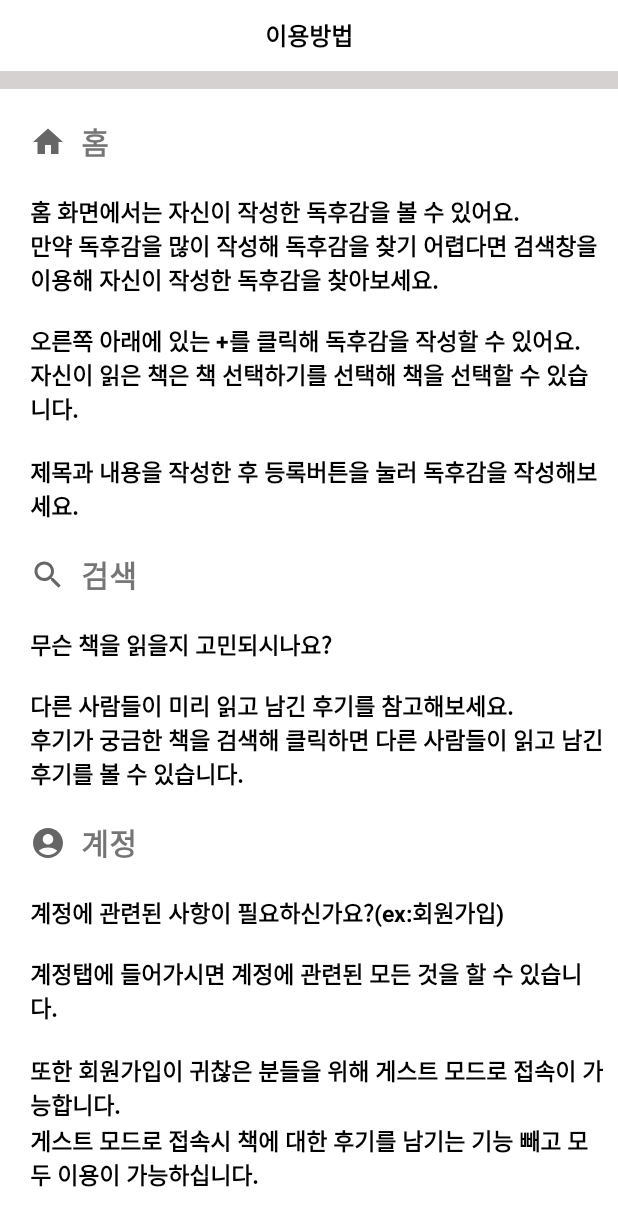
After one commit to JoungSangJun/BookReport, an Android app built with Jetpack Compose: the AppGuideActivity screen opened directly, with no data from a screen before it, on a phone screen of 412 x 824 dp. The commit adds this screen. Shown: the top 1226 px of the screen. Run offline under Robolectric (Android 15) with nearby library versions, the phone set to English and light mode, and no system bars.

Commit message:
feat : AppGuideUi Add
앱 사용법 ui 생성 및 마이페이지에서 도움말 클릭시 앱 사용법 액티비티로 화면전환

```diff
--- a/app/src/main/AndroidManifest.xml
+++ b/app/src/main/AndroidManifest.xml
@@ -11,6 +11,9 @@
         android:supportsRtl="true"
         android:theme="@style/Theme.BookReport"
         tools:targetApi="31">
+        <activity
+            android:name=".AppGuideActivity"
+            android:exported="false" />
         <activity
             android:name=".AppInfoActivity"
             android:exported="false" />
--- a/app/src/main/java/kr/baekseok/bookreport/AccountFragment.kt
+++ b/app/src/main/java/kr/baekseok/bookreport/AccountFragment.kt
@@ -22,28 +22,34 @@ class AccountFragment : Fragment() {
         btnRegister()
         btnResetPw()
         btnAppInfo()
-
+        btnAppGuide()
 
         return aBinding.root
     }
 
-    fun btnRegister() {
+    private fun btnRegister() {
         aBinding.btnRegister.setOnClickListener {
             startActivity(Intent(activity, LoginActivity::class.java))
         }
     }
 
-    fun btnResetPw() {
-        aBinding.btnResetPw.setOnClickListener {
+    private fun btnResetPw() {
+        aBinding.txResetPw.setOnClickListener {
             startActivity(Intent(activity, PasswordResetActivity::class.java))
         }
     }
 
-    fun btnAppInfo() {
+    private fun btnAppInfo() {
         aBinding.txAppInfo.setOnClickListener {
             startActivity(Intent(activity, AppInfoActivity::class.java))
         }
     }
 
+    private fun btnAppGuide() {
+        aBinding.txGuide.setOnClickListener {
+            startActivity(Intent(activity, AppGuideActivity::class.java))
+        }
+    }
+
 
 }
--- /dev/null
+++ b/app/src/main/java/kr/baekseok/bookreport/AppGuideActivity.kt
@@ -0,0 +1,11 @@
+package kr.baekseok.bookreport
+
+import androidx.appcompat.app.AppCompatActivity
+import android.os.Bundle
+
+class AppGuideActivity : AppCompatActivity() {
+    override fun onCreate(savedInstanceState: Bundle?) {
+        super.onCreate(savedInstanceState)
+        setContentView(R.layout.activity_app_guide)
+    }
+}
--- /dev/null
+++ b/app/src/main/res/layout/activity_app_guide.xml
@@ -0,0 +1,245 @@
+<?xml version="1.0" encoding="utf-8"?>
+<androidx.constraintlayout.widget.ConstraintLayout xmlns:android="http://schemas.android.com/apk/res/android"
+    xmlns:app="http://schemas.android.com/apk/res-auto"
+    xmlns:tools="http://schemas.android.com/tools"
+    android:layout_width="match_parent"
+    android:layout_height="match_parent"
+    tools:context=".AppGuideActivity">
+
+    <androidx.constraintlayout.widget.ConstraintLayout
+        android:id="@+id/constraintLayout1"
+        android:layout_width="match_parent"
+        android:layout_height="wrap_content"
+        app:layout_constraintEnd_toEndOf="parent"
+        app:layout_constraintStart_toStartOf="parent"
+        app:layout_constraintTop_toTopOf="parent">
+
+        <androidx.appcompat.widget.Toolbar
+            android:id="@+id/toolbar"
+            android:layout_width="match_parent"
+            android:layout_height="47dp"
+            android:background="@color/white"
+            app:contentInsetStart="0dp"
+            app:layout_constraintBottom_toBottomOf="parent"
+            app:layout_constraintEnd_toEndOf="parent"
+            app:layout_constraintStart_toStartOf="parent"
+            app:layout_constraintTop_toTopOf="parent"
+            tools:ignore="MissingConstraints">
+
+            <TextView
+                android:layout_width="wrap_content"
+                android:layout_height="match_parent"
+                android:layout_gravity="center"
+                android:gravity="center"
+                android:text="@string/tx_app_guide"
+                android:textColor="@color/black"
+                android:textSize="16sp"
+                android:textStyle="bold" />
+        </androidx.appcompat.widget.Toolbar>
+
+    </androidx.constraintlayout.widget.ConstraintLayout>
+
+    <androidx.constraintlayout.widget.ConstraintLayout
+        android:id="@+id/constraintLayout2"
+        android:layout_width="0dp"
+        android:layout_height="wrap_content"
+        app:layout_constraintEnd_toEndOf="parent"
+        app:layout_constraintStart_toStartOf="parent"
+        app:layout_constraintTop_toBottomOf="@+id/constraintLayout1">
+
+        <androidx.appcompat.widget.LinearLayoutCompat
+            android:id="@+id/space"
+            android:layout_width="match_parent"
+            android:layout_height="12dp"
+            android:background="#D6D1D1"
+            app:layout_constraintBottom_toBottomOf="parent"
+            app:layout_constraintEnd_toEndOf="parent"
+            app:layout_constraintStart_toStartOf="parent"
+            app:layout_constraintTop_toTopOf="parent">
+
+        </androidx.appcompat.widget.LinearLayoutCompat>
+
+
+    </androidx.constraintlayout.widget.ConstraintLayout>
+
+    <androidx.constraintlayout.widget.ConstraintLayout
+        android:id="@+id/constraintLayout3"
+        android:layout_width="match_parent"
+        android:layout_height="wrap_content"
+        android:layout_marginStart="20dp"
+        android:layout_marginTop="20dp"
+        app:layout_constraintEnd_toEndOf="parent"
+        app:layout_constraintStart_toStartOf="parent"
+        app:layout_constraintTop_toBottomOf="@id/constraintLayout2">
+
+        <ImageView
+            android:id="@+id/img_home_icon"
+            android:layout_width="wrap_content"
+            android:layout_height="wrap_content"
+            android:src="@drawable/baseline_home_24"
+            app:layout_constraintBottom_toBottomOf="parent"
+            app:layout_constraintEnd_toStartOf="@+id/tx_home1"
+            app:layout_constraintStart_toStartOf="parent"
+            app:layout_constraintTop_toTopOf="parent" />
+
+        <TextView
+            android:id="@+id/tx_home1"
+            android:layout_width="0dp"
+            android:layout_height="wrap_content"
+            android:layout_marginLeft="10dp"
+            android:text="@string/tx_home"
+            android:textSize="20sp"
+            android:textStyle="bold"
+            app:layout_constraintBottom_toBottomOf="parent"
+            app:layout_constraintEnd_toEndOf="parent"
+            app:layout_constraintStart_toEndOf="@+id/img_home_icon"
+            app:layout_constraintTop_toTopOf="parent" />
+
+    </androidx.constraintlayout.widget.ConstraintLayout>
+
+    <androidx.constraintlayout.widget.ConstraintLayout
+        android:id="@+id/constraintLayout4"
+        android:layout_width="match_parent"
+        android:layout_height="wrap_content"
+        android:layout_marginStart="20dp"
+        android:layout_marginTop="20dp"
+        android:layout_marginEnd="10dp"
+        app:layout_constraintEnd_toEndOf="parent"
+        app:layout_constraintStart_toStartOf="parent"
+        app:layout_constraintTop_toBottomOf="@id/constraintLayout3">
+
+        <TextView
+            android:layout_width="match_parent"
+            android:layout_height="wrap_content"
+            android:text="@string/tx_home_guide_content"
+            android:textColor="@color/black"
+            android:textSize="15sp"
+            android:textStyle="bold"
+            app:layout_constraintBottom_toBottomOf="parent"
+            app:layout_constraintEnd_toEndOf="parent"
+            app:layout_constraintStart_toStartOf="parent"
+            app:layout_constraintTop_toTopOf="parent" />
+
+    </androidx.constraintlayout.widget.ConstraintLayout>
+
+    <androidx.constraintlayout.widget.ConstraintLayout
+        android:id="@+id/constraintLayout5"
+        android:layout_width="match_parent"
+        android:layout_height="wrap_content"
+        android:layout_marginStart="20dp"
+        android:layout_marginTop="20dp"
+        app:layout_constraintEnd_toEndOf="parent"
+        app:layout_constraintStart_toStartOf="parent"
+        app:layout_constraintTop_toBottomOf="@id/constraintLayout4">
+
+        <ImageView
+            android:id="@+id/img_search_icon"
+            android:layout_width="wrap_content"
+            android:layout_height="wrap_content"
+            android:src="@drawable/baseline_search_24"
+            app:layout_constraintBottom_toBottomOf="parent"
+            app:layout_constraintEnd_toStartOf="@+id/tx_search"
+            app:layout_constraintStart_toStartOf="parent"
+            app:layout_constraintTop_toTopOf="parent" />
+
+        <TextView
+            android:id="@+id/tx_search"
+            android:layout_width="0dp"
+            android:layout_height="wrap_content"
+            android:layout_marginLeft="10dp"
+            android:text="@string/tx_search"
+            android:textSize="20sp"
+            android:textStyle="bold"
+            app:layout_constraintBottom_toBottomOf="parent"
+            app:layout_constraintEnd_toEndOf="parent"
+            app:layout_constraintStart_toEndOf="@+id/img_search_icon"
+            app:layout_constraintTop_toTopOf="parent" />
+
+    </androidx.constraintlayout.widget.ConstraintLayout>
+
+    <androidx.constraintlayout.widget.ConstraintLayout
+        android:id="@+id/constraintLayout6"
+        android:layout_width="match_parent"
+        android:layout_height="wrap_content"
+        android:layout_marginStart="20dp"
+        android:layout_marginTop="20dp"
+        android:layout_marginEnd="10dp"
+        app:layout_constraintEnd_toEndOf="parent"
+        app:layout_constraintStart_toStartOf="parent"
+        app:layout_constraintTop_toBottomOf="@id/constraintLayout5">
+
+        <TextView
+            android:layout_width="match_parent"
+            android:layout_height="wrap_content"
+            android:text="@string/tx_search_guide_content"
+            android:textColor="@color/black"
+            android:textSize="15sp"
+            android:textStyle="bold"
+            app:layout_constraintBottom_toBottomOf="parent"
+            app:layout_constraintEnd_toEndOf="parent"
+            app:layout_constraintStart_toStartOf="parent"
+            app:layout_constraintTop_toTopOf="parent" />
+
+    </androidx.constraintlayout.widget.ConstraintLayout>
+
+    <androidx.constraintlayout.widget.ConstraintLayout
+        android:id="@+id/constraintLayout7"
+        android:layout_width="match_parent"
+        android:layout_height="wrap_content"
+        android:layout_marginStart="20dp"
+        android:layout_marginTop="20dp"
+        app:layout_constraintEnd_toEndOf="parent"
+        app:layout_constraintStart_toStartOf="parent"
+        app:layout_constraintTop_toBottomOf="@id/constraintLayout6">
+
+        <ImageView
+            android:id="@+id/img_account_icon"
+            android:layout_width="wrap_content"
+            android:layout_height="wrap_content"
+            android:src="@drawable/baseline_account_circle_24"
+            app:layout_constraintBottom_toBottomOf="parent"
+            app:layout_constraintEnd_toStartOf="@+id/tx_account"
+            app:layout_constraintStart_toStartOf="parent"
+            app:layout_constraintTop_toTopOf="parent" />
+
+        <TextView
+            android:id="@+id/tx_account"
+            android:layout_width="0dp"
+            android:layout_height="wrap_content"
+            android:layout_marginLeft="10dp"
+            android:text="@string/tx_account"
+            android:textSize="20sp"
+            android:textStyle="bold"
+            app:layout_constraintBottom_toBottomOf="parent"
+            app:layout_constraintEnd_toEndOf="parent"
+            app:layout_constraintStart_toEndOf="@+id/img_account_icon"
+            app:layout_constraintTop_toTopOf="parent" />
+
+    </androidx.constraintlayout.widget.ConstraintLayout>
+
+    <androidx.constraintlayout.widget.ConstraintLayout
+        android:id="@+id/constraintLayout8"
+        android:layout_width="match_parent"
+        android:layout_height="wrap_content"
+        android:layout_marginStart="20dp"
+        android:layout_marginTop="20dp"
+        android:layout_marginEnd="10dp"
+        app:layout_constraintEnd_toEndOf="parent"
+        app:layout_constraintStart_toStartOf="parent"
+        app:layout_constraintTop_toBottomOf="@id/constraintLayout7">
+
+        <TextView
+            android:layout_width="match_parent"
+            android:layout_height="wrap_content"
+            android:text="@string/tx_account_guide_content"
+            android:textColor="@color/black"
+            android:textSize="15sp"
+            android:textStyle="bold"
+            app:layout_constraintBottom_toBottomOf="parent"
+            app:layout_constraintEnd_toEndOf="parent"
+            app:layout_constraintStart_toStartOf="parent"
+            app:layout_constraintTop_toTopOf="parent" />
+
+    </androidx.constraintlayout.widget.ConstraintLayout>
+
+</androidx.constraintlayout.widget.ConstraintLayout>
--- a/app/src/main/res/layout/fragment_account.xml
+++ b/app/src/main/res/layout/fragment_account.xml
@@ -106,7 +106,7 @@
             app:layout_constraintTop_toTopOf="parent" />
 
         <TextView
-            android:id="@+id/btn_resetPw"
+            android:id="@+id/tx_resetPw"
             android:layout_width="wrap_content"
             android:layout_height="wrap_content"
             android:layout_marginLeft="8dp"
@@ -172,6 +172,7 @@
             app:layout_constraintTop_toTopOf="parent" />
 
         <TextView
+            android:id="@+id/tx_guide"
             android:layout_width="wrap_content"
             android:layout_height="wrap_content"
             android:layout_marginStart="8dp"
--- a/app/src/main/res/values/strings.xml
+++ b/app/src/main/res/values/strings.xml
@@ -32,4 +32,11 @@
     <string name="tx_tepersonal_information_processing_content">\'북 리포트\'는 개인정보보호법, 정보통신망 이용촉진 등에 관한 법률 등 정보통신 서비스 제공자가 준수하여야 할  관련 법령상의 개인정보보호 규정을 준수하며, 관련 법령에 의거한 개인정보 처리방침을 정하여 회원 권익 보호에 최선을 다하고 있습니다.</string>
     <string name="tx_app_version">앱 버전</string>
     <string name="tx_app_version_content">1.0.0</string>
+    <string name="tx_app_guide">이용방법</string>
+    <string name="tx_home">홈</string>
+    <string name="tx_home_guide_content">홈 화면에서는 자신이 작성한 독후감을 볼 수 있어요.\n만약 독후감을 많이 작성해 독후감을 찾기 어렵다면 검색창을 이용해 자신이 작성한 독후감을 찾아보세요.\n\n오른쪽 아래에 있는 "+"를 클릭해 독후감을 작성할 수 있어요.\n자신이 읽은 책은 책 선택하기를 선택해 책을 선택할 수 있습니다.\n\n제목과 내용을 작성한 후 등록버튼을 눌러 독후감을 작성해보세요.</string>
+    <string name="tx_search">검색</string>
+    <string name="tx_search_guide_content">무슨 책을 읽을지 고민되시나요?\n\n다른 사람들이 미리 읽고 남긴 후기를 참고해보세요.\n후기가 궁금한 책을 검색해 클릭하면 다른 사람들이 읽고 남긴 후기를 볼 수 있습니다. </string>
+    <string name="tx_account">계정</string>
+    <string name="tx_account_guide_content">계정에 관련된 사항이 필요하신가요?(ex:회원가입)\n\n계정탭에 들어가시면 계정에 관련된 모든 것을 할 수 있습니다.\n\n또한 회원가입이 귀찮은 분들을 위해 게스트 모드로 접속이 가능합니다.\n게스트 모드로 접속시 책에 대한 후기를 남기는 기능 빼고 모두 이용이 가능하십니다.</string>
 </resources>
```
